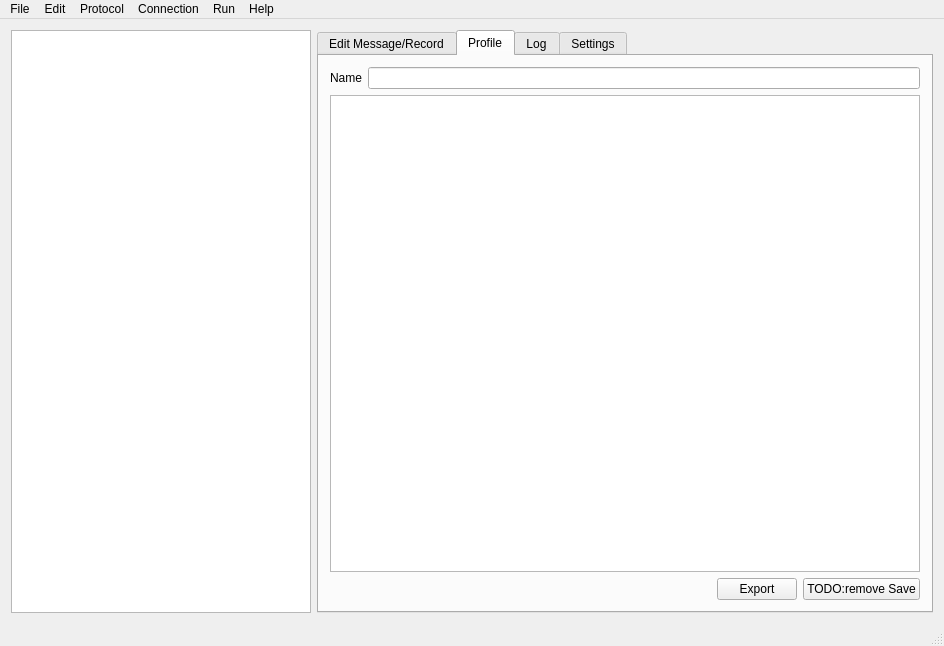
Old version of the form src/culistgui.ui in the repository vheinitz/culist.
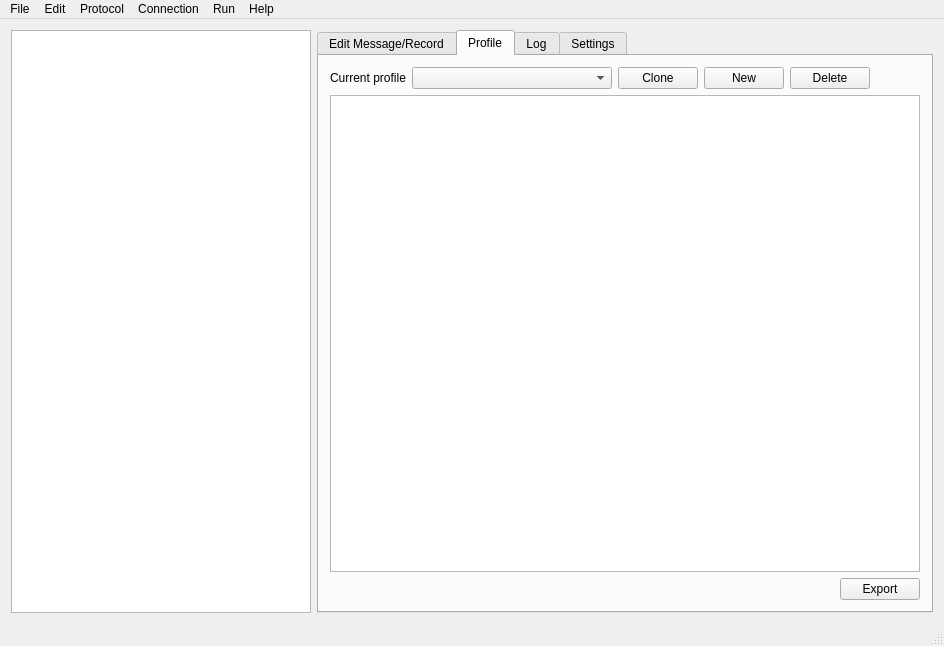
New version of the form. Icons and pictures are not drawn.

Commit message: Profile editor. ongoing... Not compilable

Patch:
```diff
--- a/src/culistgui.ui
+++ b/src/culistgui.ui
@@ -143,12 +143,53 @@
           <item>
            <widget class="QLabel" name="label">
             <property name="text">
-             <string>Name</string>
+             <string>Current profile</string>
             </property>
            </widget>
           </item>
           <item>
-           <widget class="QLineEdit" name="eProfileName"/>
+           <widget class="QComboBox" name="cbCurrentProfile">
+            <property name="minimumSize">
+             <size>
+              <width>200</width>
+              <height>0</height>
+             </size>
+            </property>
+           </widget>
+          </item>
+          <item>
+           <widget class="QPushButton" name="bCloneProfile">
+            <property name="text">
+             <string>Clone</string>
+            </property>
+           </widget>
+          </item>
+          <item>
+           <widget class="QPushButton" name="bNewProfile">
+            <property name="text">
+             <string>New</string>
+            </property>
+           </widget>
+          </item>
+          <item>
+           <widget class="QPushButton" name="bDeleteProfile">
+            <property name="text">
+             <string>Delete</string>
+            </property>
+           </widget>
+          </item>
+          <item>
+           <spacer name="horizontalSpacer_10">
+            <property name="orientation">
+             <enum>Qt::Horizontal</enum>
+            </property>
+            <property name="sizeHint" stdset="0">
+             <size>
+              <width>40</width>
+              <height>20</height>
+             </size>
+            </property>
+           </spacer>
           </item>
          </layout>
         </item>
@@ -214,13 +255,6 @@
             </property>
            </widget>
           </item>
-          <item>
-           <widget class="QPushButton" name="bSaveProfile">
-            <property name="text">
-             <string>TODO:remove Save</string>
-            </property>
-           </widget>
-          </item>
          </layout>
         </item>
        </layout>
```
Left out of the diff: 4 changed lines with no effect on the pictures. The commit also changes 2 other files.
